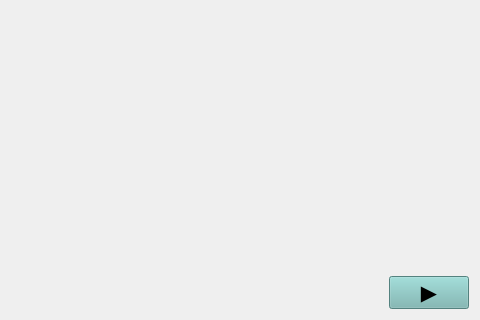
Old version of the form geest/ui/intro_panel_base.ui in the repository worldbank/GEEST; both pictures show x 94 to 574 and y 528 to 848 of the 574 by 848 pixel window.
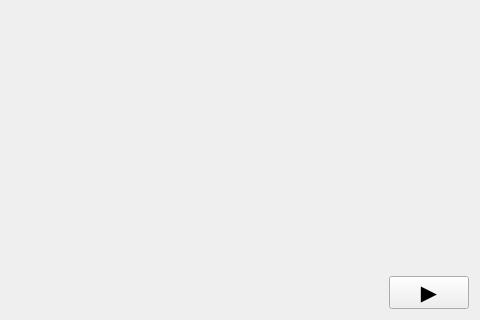
New version of the form. Icons and pictures are not drawn.

```diff
--- a/geest/ui/intro_panel_base.ui
+++ b/geest/ui/intro_panel_base.ui
@@ -68,9 +68,6 @@
          <pointsize>16</pointsize>
         </font>
        </property>
-       <property name="styleSheet">
-        <string notr="true">background-color: rgba(118, 182, 178, 255);</string>
-       </property>
        <property name="text">
         <string>▶️</string>
        </property>
```
Left out of the diff: 3 changed lines with no effect on the pictures.
